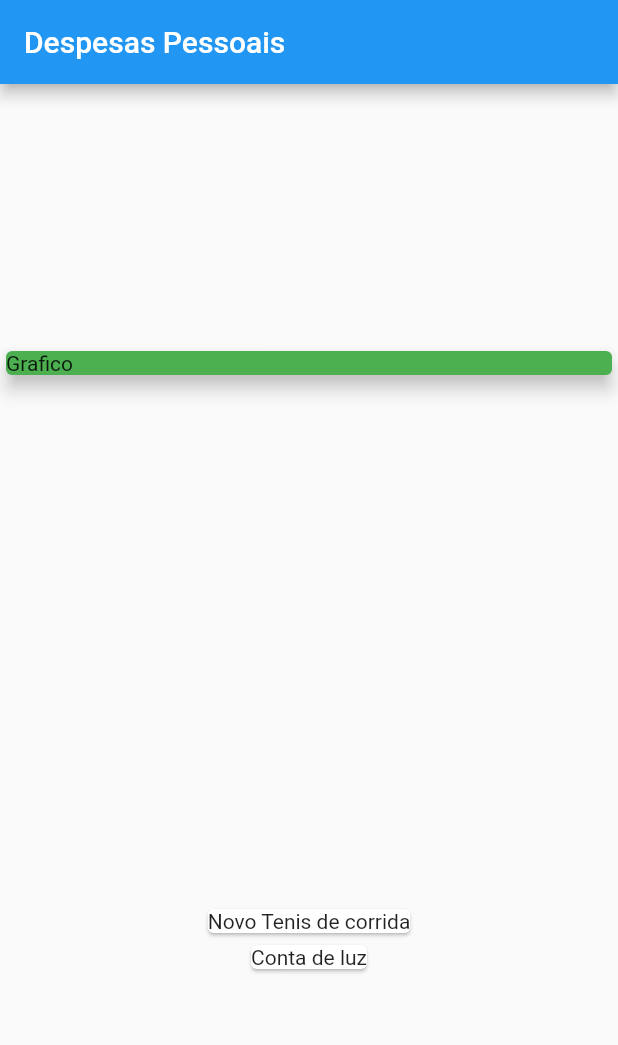
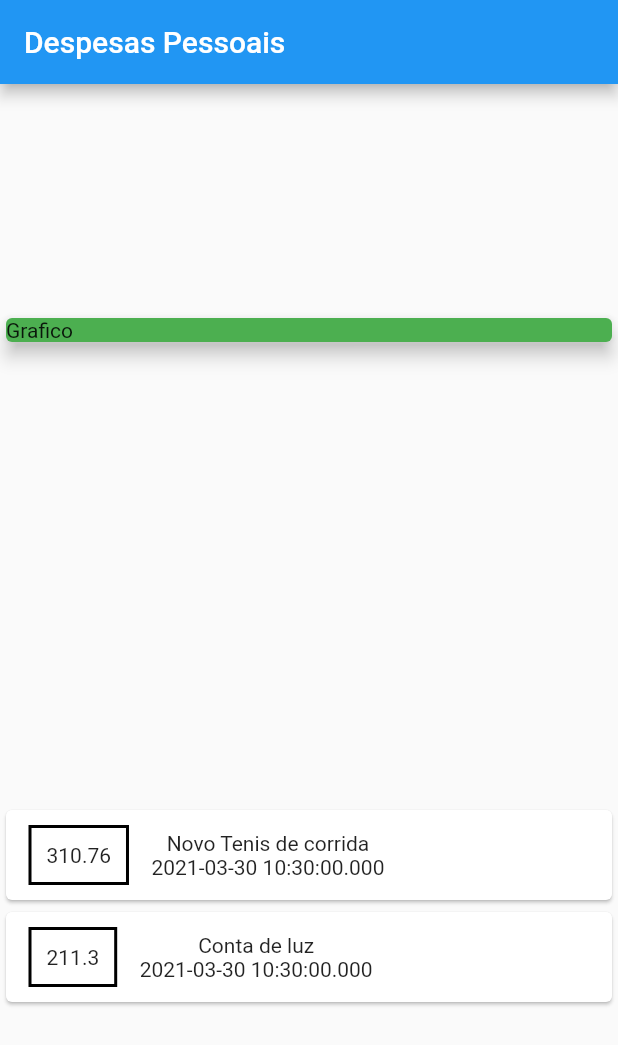
Before and after one commit to elizeurjr/MyExpenses, a Flutter app: the screen it shows after launch, on a phone screen of 412 x 824 dp. Shown: the top 1045 px of the screen. Run offline on Flutter 3.47's test engine with Material 2 defaults, Android fonts, the phone set to English and light mode, and no system bars.

Commit message:
Aplicando Estilo

```diff
--- a/lib/main.dart
+++ b/lib/main.dart
@@ -46,7 +46,32 @@ class MyHomePage extends StatelessWidget {
           ),
           Column(children: _transactions.map((tr) {
             return Card(
-              child: Text(tr.title),
+              child: Row(
+                children: <Widget>[
+                  Container(
+                    margin:EdgeInsets.symmetric(
+                      horizontal: 15,
+                      vertical: 10
+              ),
+                    decoration: BoxDecoration(
+                      border: Border.all(
+                        color: Colors.black,
+                        width: 2,
+                      )
+                    ),
+                    padding: EdgeInsets.all(10),
+                    child: Text(
+                      tr.value.toString()
+                    ),
+                  ),
+                  Column(
+                    children: [
+                      Text(tr.title),
+                      Text(tr.date.toString()),
+                    ],
+                  )
+                ],
+              ),
             );
           }).toList(),
           )
```
